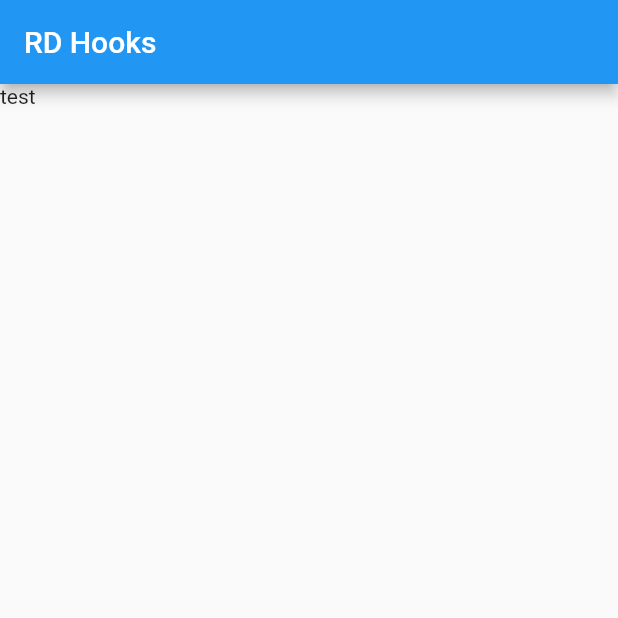
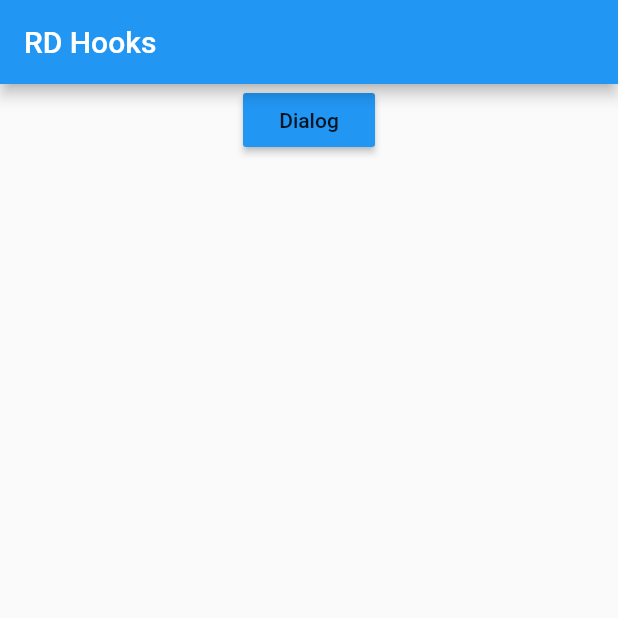
Before and after one commit to roadhouse-dev/rd_hooks, a Flutter app: the screen it shows after launch, on a phone screen of 412 x 824 dp, the top half of it. Run offline on Flutter 3.47's test engine with Material 2 defaults, Android fonts, the phone set to English and light mode, and no system bars; our stand-ins replace connectivity, flutter_hooks, flutter_mobx, functional_widget_annotation, wakelock; missing offline and left inert: flutter_fimber; statements that could not run were skipped.

Commit message:
add dialog hook example and update docs

```diff
--- a/example/lib/page/dashboard.dart
+++ b/example/lib/page/dashboard.dart
@@ -5,6 +5,7 @@ import 'package:flutter_fimber/flutter_fimber.dart';
 import 'package:flutter_hooks/flutter_hooks.dart';
 import 'package:flutter_mobx/flutter_mobx.dart';
 import 'package:functional_widget_annotation/functional_widget_annotation.dart';
+import 'package:rd_hooks/dialog_hook.dart';
 import 'package:rd_hooks/use_app_lifecycle.dart';
 import 'package:rd_hooks/use_internet_connectivity.dart';
 
@@ -16,6 +17,7 @@ class Dashboard extends HookWidget {
 
   @override
   Widget build(BuildContext context) {
+    final dialogController = useDialogController();
 
     useAppLifecycle((event) {
       if (event == LifecycleEvent.onResume) {
@@ -42,6 +44,22 @@ class Dashboard extends HookWidget {
 
     return Scaffold(
         appBar: AppBar(title: Text('RD Hooks')),
-        body: Container(child: Text('test'),));
+        body: Container(
+          alignment: Alignment.center,
+          child: Column(
+          children: <Widget>[
+            RaisedButton(
+              child: Text('Dialog'),
+              color: Colors.blue,
+              onPressed: () {
+                dialogController.showAlertDialog(
+                  title: Text('Title'),
+                  content: Text('Content'),
+                );
+              },
+            )
+          ],
+
+        ),));
   }
 }
```
Also changed, not shown: 1 other file.
